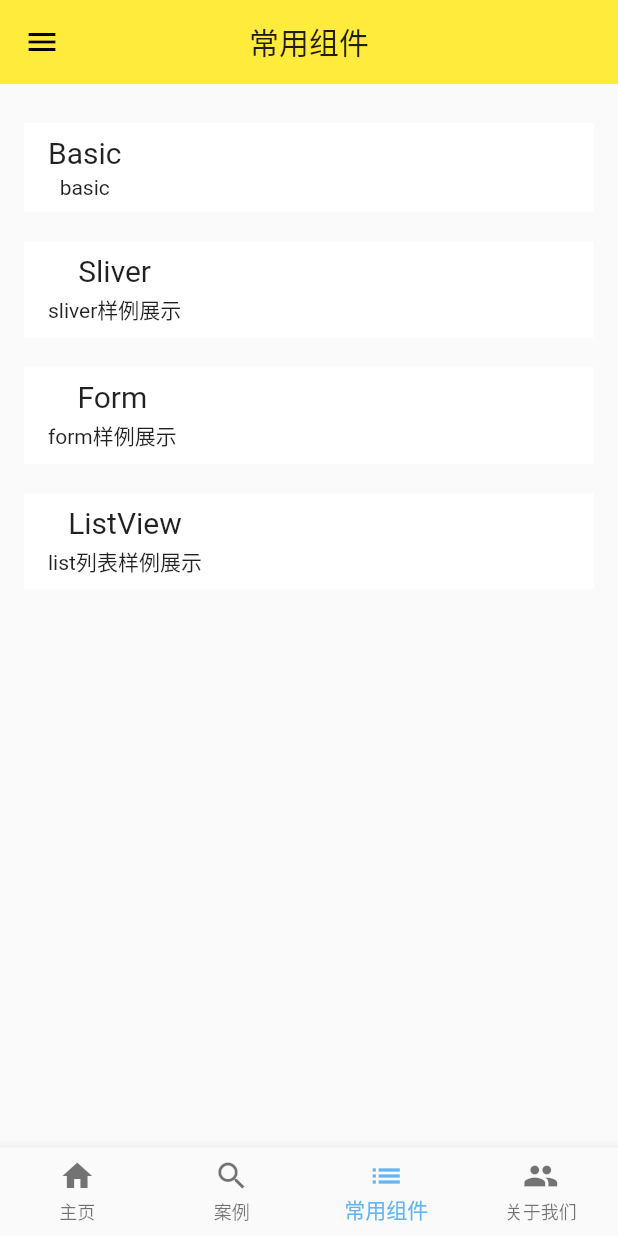
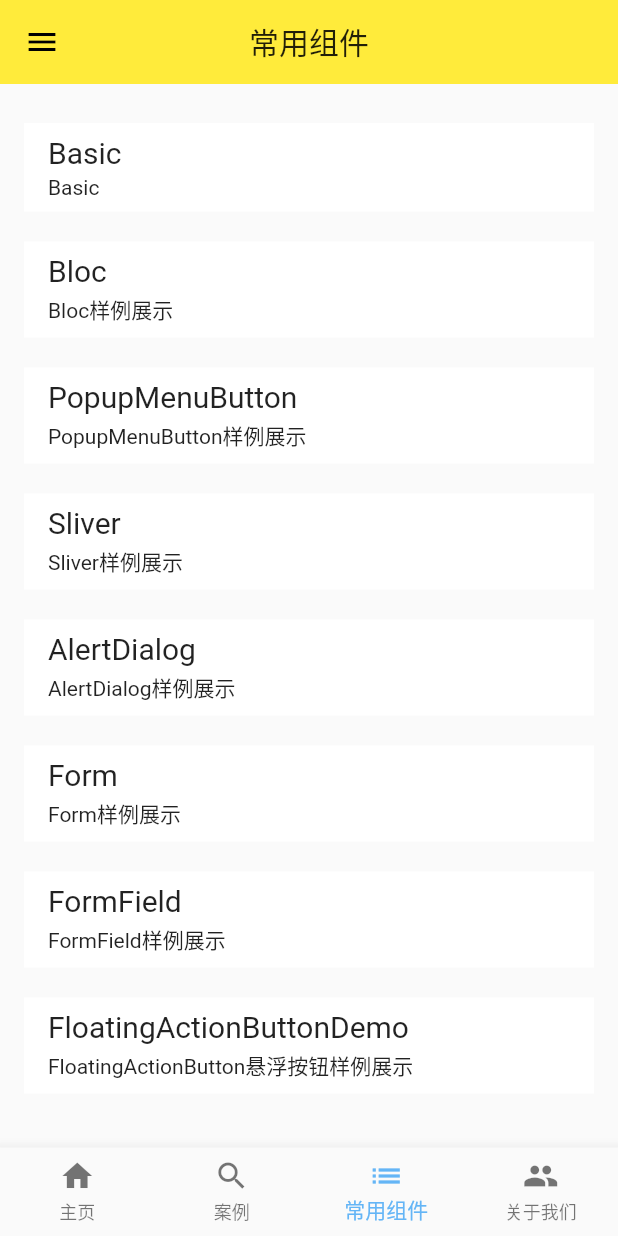
Before and after one commit to chenzulu123/FlutterDemo, a Flutter app: the screen it shows after launch, item 3 of the bottom bar chosen, on a phone screen of 412 x 824 dp. Run offline on Flutter 3.47's test engine with Material 2 defaults, Android fonts, the phone set to English and light mode, and no system bars; network calls fail.

Commit message:
新增案例和常用组件

```diff
--- /dev/null
+++ b/lib/demo/button/floating_action_button_demo.dart
@@ -0,0 +1,33 @@
+import 'package:flutter/material.dart';
+
+class FloatingActionButtonDemo extends StatelessWidget {
+  const FloatingActionButtonDemo({Key key}) : super(key: key);
+
+  @override
+  Widget build(BuildContext context) {
+    final Widget _floatingActionButton = FloatingActionButton(
+      onPressed: () {
+        Navigator.pop(context);
+      },
+      child: Icon(Icons.add, color: Colors.white),
+      //按钮的阴影效果
+      elevation: 0,
+      //设置按钮的颜色
+      backgroundColor: Colors.blue[300],
+    );
+    return Scaffold(
+      appBar: AppBar(title: Text('FloatingActionButtonDemo')),
+      body: Container(child: Center(child: Text('FloatingActionButtonDemo'))),
+      //按钮靠有显示
+      // floatingActionButtonLocation: FloatingActionButtonLocation.endDocked,
+      //按钮居中悬浮
+      floatingActionButtonLocation: FloatingActionButtonLocation.centerDocked,
+      floatingActionButton: _floatingActionButton,
+      bottomNavigationBar: BottomAppBar(
+        child: Container(height: 80),
+        //给按钮设置一个缺口
+        shape: CircularNotchedRectangle(),
+      ),
+    );
+  }
+}
--- a/lib/model/list_data.dart
+++ b/lib/model/list_data.dart
@@ -1,7 +1,15 @@
+import '../demo/button/floating_action_button_extended_demo.dart';
+
+import '../demo/button/floating_action_button_demo.dart';
+import '../demo/form/form_field_demo.dart';
+import '../demo/navigator_demo.dart';
+import '../demo/snack_bar_demo.dart';
+import '../demo/expansion_panel_demo.dart';
+import '../demo/button/popup_menu_button_demo.dart';
+import '../demo/bloc/bloc_demo.dart';
+import '../demo/dialog/alert_dialog_demo.dart';
 import '../demo/form_demo.dart';
-
 import '../demo/sliver_demo.dart';
-
 import '../demo/basic_demo.dart';
 import 'package:flutter/material.dart';
 import '../demo/listview_demo.dart';
@@ -15,8 +23,35 @@ class ListData {
 }
 
 final List<ListData> listDatas = [
-  ListData(title: 'Basic', des: 'basic', widgetName: BasicDemo()),
-  ListData(title: 'Sliver', des: 'sliver样例展示', widgetName: SliverDemo()),
-  ListData(title: 'Form', des: 'form样例展示', widgetName: FormDemo()),
-  ListData(title: 'ListView', des: 'list列表样例展示', widgetName: ListViewDemo())
+  ListData(title: 'Basic', des: 'Basic', widgetName: BasicDemo()),
+  ListData(title: 'Bloc', des: 'Bloc样例展示', widgetName: BlocDemo()),
+  ListData(
+      title: 'PopupMenuButton',
+      des: 'PopupMenuButton样例展示',
+      widgetName: PopupMenuButtonDemo()),
+  ListData(title: 'Sliver', des: 'Sliver样例展示', widgetName: SliverDemo()),
+  ListData(
+      title: 'AlertDialog',
+      des: 'AlertDialog样例展示',
+      widgetName: AlertDialogDemo()),
+  ListData(title: 'Form', des: 'Form样例展示', widgetName: FormDemo()),
+  ListData(
+      title: 'FormField', des: 'FormField样例展示', widgetName: FormFieldDemo()),
+  ListData(
+      title: 'FloatingActionButtonDemo',
+      des: 'FloatingActionButton悬浮按钮样例展示',
+      widgetName: FloatingActionButtonDemo()),
+  ListData(
+      title: 'FloatingActionButtonExtendedDemo',
+      des: 'FloatingActionButtonExtendedDemo悬浮按钮样例展示',
+      widgetName: FloatingActionButtonExtendedDemo()),
+  ListData(
+      title: 'ExpansionPanel',
+      des: 'ExpansionPanel样例展示',
+      widgetName: ExpansionPanelDemo()),
+  ListData(title: 'ListView', des: 'List列表样例展示', widgetName: ListViewDemo()),
+  ListData(
+      title: 'Navigator', des: 'Navigator样例展示', widgetName: NavigatorDemo()),
+  ListData(title: 'SnackBar', des: 'SnackBar样例展示', widgetName: SnackBarDemo()),
+  ListData(title: 'Text', des: 'Text样例展示', widgetName: TextDemo())
 ];
--- a/lib/pages/list_page.dart
+++ b/lib/pages/list_page.dart
@@ -17,7 +17,10 @@ class _ListPageState extends State<ListPage> {
       child: Stack(
         children: <Widget>[
           Column(
+            //设置主轴的对齐方式
             mainAxisAlignment: MainAxisAlignment.start,
+            //设置交叉轴的对齐方式
+            crossAxisAlignment: CrossAxisAlignment.start,
             children: <Widget>[
               SizedBox(height: 8),
               Text(
--- a/pubspec.yaml
+++ b/pubspec.yaml
@@ -23,6 +23,8 @@ dependencies:
   # The following adds the Cupertino Icons font to your application.
   # Use with the CupertinoIcons class for iOS style icons.
   cupertino_icons: ^0.1.2
+  http: ^0.12.0
+  flutter_webview_plugin: ^0.3.0
 
 dev_dependencies:
   flutter_test:
```
Also changed, not shown: lib/demo/basic_demo.dart (+9 -4 lines), lib/demo/button/button_demo.dart (added, +94 -0 lines), lib/demo/button/floating_action_button_extended_demo.dart (added, +22 -0 lines), lib/demo/material_compoment.dart (added, +47 -0 lines), lib/demo/navigator_demo.dart (+22 -29 lines), lib/demo/sliver_demo.dart (+23 -20 lines), lib/model/widget_list.dart (added, +17 -0 lines), lib/pages/widget_page.dart (+51 -5 lines), pubspec.lock, 7 other files.
